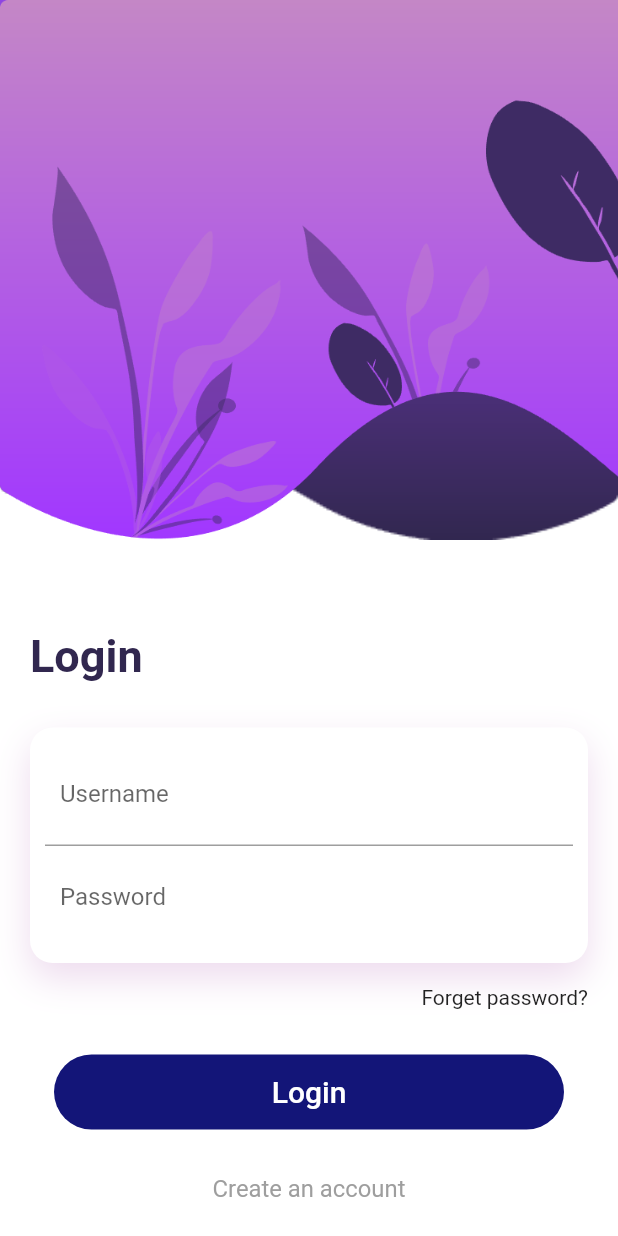
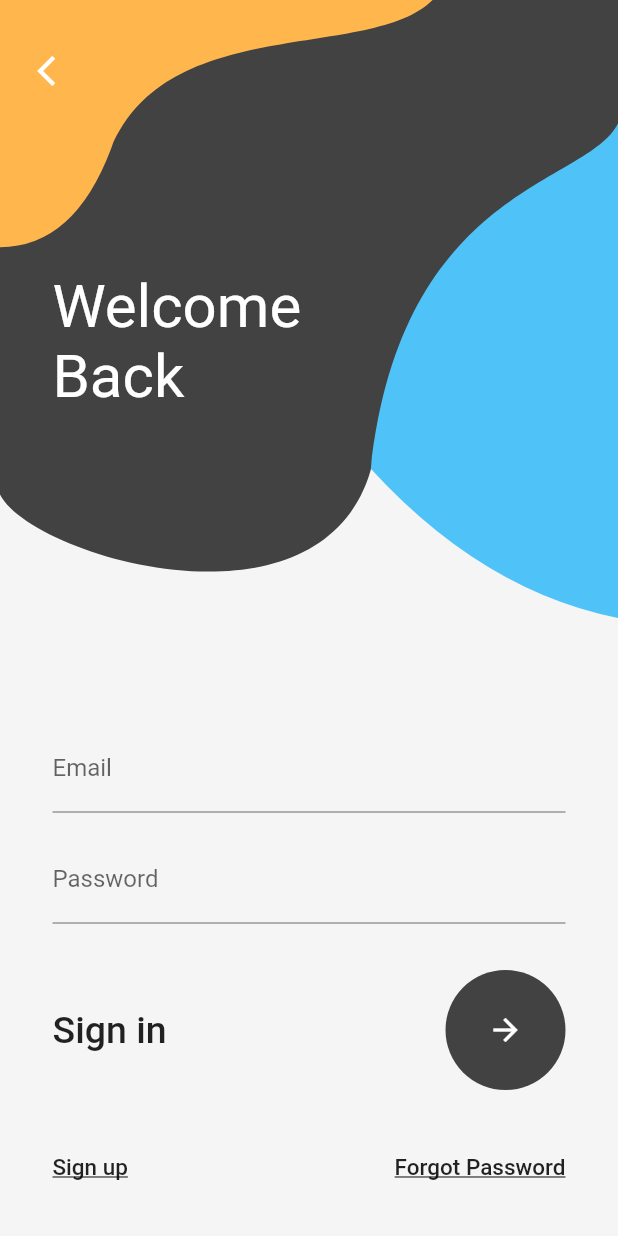
Before and after one commit to AvinashMahanthi/Flutter_LoginUI-s, a Flutter app: the screen it shows after launch, after a tap on "1st page", on a phone screen of 412 x 824 dp. Run offline on Flutter 3.47's test engine with Material 2 defaults, Android fonts, the phone set to English and light mode, and no system bars; our stand-ins replace simple_animations.

Commit message:
10th day progress

```diff
--- /dev/null
+++ b/lib/Login_ui_10/Login_10.dart
@@ -0,0 +1,223 @@
+import 'package:flutter/material.dart';
+import 'package:flutter/services.dart';
+import 'package:loginui/Login_ui_10/SignUp10.dart';
+
+class Login10 extends StatefulWidget {
+  @override
+  _Login10 createState() => _Login10();
+}
+
+class _Login10 extends State<Login10> {
+  @override
+  Widget build(BuildContext context) {
+    return Scaffold(
+      body: CustomPaint(
+        painter: BackgroundSignIn(),
+        child: Stack(
+          children: <Widget>[
+            Padding(
+              padding: const EdgeInsets.symmetric(horizontal: 35),
+              child: Column(
+                children: <Widget>[
+                  _getHeader(),
+                  _getTextFields(),
+                  _getSignIn(),
+                  _getBottomRow(context),
+                ],
+              ),
+            ),
+            _getBackBtn(),
+          ],
+        ),
+      ),
+    );
+  }
+}
+
+_getBackBtn() {
+  return Positioned(
+    top: 35,
+    left: 25,
+    child: Icon(
+      Icons.arrow_back_ios,
+      color: Colors.white,
+    ),
+  );
+}
+
+_getBottomRow(context) {
+  return Expanded(
+    flex: 1,
+    child: Row(
+      mainAxisAlignment: MainAxisAlignment.spaceBetween,
+      children: <Widget>[
+        GestureDetector(
+          onTap: () {
+            Navigator.push(
+                context, MaterialPageRoute(builder: (context) => SignUp10()));
+          },
+          child: Text(
+            'Sign up',
+            style: TextStyle(
+              fontSize: 15,
+              fontWeight: FontWeight.w500,
+              decoration: TextDecoration.underline,
+            ),
+          ),
+        ),
+        Text(
+          'Forgot Password',
+          style: TextStyle(
+            fontSize: 15,
+            fontWeight: FontWeight.w500,
+            decoration: TextDecoration.underline,
+          ),
+        ),
+      ],
+    ),
+  );
+}
+
+_getSignIn() {
+  return Expanded(
+    flex: 1,
+    child: Row(
+      mainAxisAlignment: MainAxisAlignment.spaceBetween,
+      children: <Widget>[
+        Text(
+          'Sign in',
+          style: TextStyle(fontSize: 25, fontWeight: FontWeight.w500),
+        ),
+        CircleAvatar(
+          backgroundColor: Colors.grey.shade800,
+          radius: 40,
+          child: Icon(
+            Icons.arrow_forward,
+            color: Colors.white,
+          ),
+        )
+      ],
+    ),
+  );
+}
+
+_getTextFields() {
+  return Expanded(
+    flex: 4,
+    child: Column(
+      mainAxisAlignment: MainAxisAlignment.end,
+      children: <Widget>[
+        SizedBox(
+          height: 15,
+        ),
+        TextField(
+          decoration: InputDecoration(labelText: 'Email'),
+        ),
+        SizedBox(
+          height: 15,
+        ),
+        TextField(
+          decoration: InputDecoration(labelText: 'Password'),
+        ),
+        SizedBox(
+          height: 25,
+        ),
+      ],
+    ),
+  );
+}
+
+_getHeader() {
+  return Expanded(
+    flex: 3,
+    child: Container(
+      alignment: Alignment.bottomLeft,
+      child: Text(
+        'Welcome\nBack',
+        style: TextStyle(color: Colors.white, fontSize: 40),
+      ),
+    ),
+  );
+}
+
+class BackgroundSignIn extends CustomPainter {
+  @override
+  void paint(Canvas canvas, Size size) {
+    var sw = size.width;
+    var sh = size.height;
+    var paint = Paint();
+
+    Path mainBackground = Path();
+    mainBackground.addRect(Rect.fromLTRB(0, 0, sw, sh));
+    paint.color = Colors.grey.shade100;
+    canvas.drawPath(mainBackground, paint);
+
+    Path blueWave = Path();
+    blueWave.lineTo(sw, 0);
+    blueWave.lineTo(sw, sh * 0.5);
+    blueWave.quadraticBezierTo(sw * 0.5, sh * 0.45, sw * 0.2, 0);
+    blueWave.close();
+    paint.color = Colors.lightBlue.shade300;
+    canvas.drawPath(blueWave, paint);
+
+    Path greyWave = Path();
+    greyWave.lineTo(sw, 0);
+    greyWave.lineTo(sw, sh * 0.1);
+    greyWave.cubicTo(
+        sw * 0.95, sh * 0.15, sw * 0.65, sh * 0.15, sw * 0.6, sh * 0.38);
+    greyWave.cubicTo(sw * 0.52, sh * 0.52, sw * 0.05, sh * 0.45, 0, sh * 0.4);
+    greyWave.close();
+    paint.color = Colors.grey.shade800;
+    canvas.drawPath(greyWave, paint);
+
+    Path yellowWave = Path();
+    yellowWave.lineTo(sw * 0.7, 0);
+    yellowWave.cubicTo(
+        sw * 0.6, sh * 0.05, sw * 0.27, sh * 0.01, sw * 0.18, sh * 0.12);
+    yellowWave.quadraticBezierTo(sw * 0.12, sh * 0.2, 0, sh * 0.2);
+    yellowWave.close();
+    paint.color = Colors.orange.shade300;
+    canvas.drawPath(yellowWave, paint);
+  }
+
+  @override
+  bool shouldRepaint(CustomPainter oldDelegate) {
+    return oldDelegate != this;
+  }
+}
+
+class BackgroundSignUp extends CustomPainter {
+  @override
+  void paint(Canvas canvas, Size size) {
+    var sw = size.width;
+    var sh = size.height;
+    var paint = Paint();
+
+    Path mainBackground = Path();
+    mainBackground.addRect(Rect.fromLTRB(0, 0, sw, sh));
+    paint.color = Colors.grey.shade100;
+    canvas.drawPath(mainBackground, paint);
+
+    Path blueWave = Path();
+    blueWave.lineTo(sw, 0);
+    blueWave.lineTo(sw, sh * 0.65);
+    blueWave.cubicTo(sw * 0.8, sh * 0.8, sw * 0.55, sh * 0.8, sw * 0.45, sh);
+    blueWave.lineTo(0, sh);
+    blueWave.close();
+    paint.color = Colors.lightBlue.shade300;
+    canvas.drawPath(blueWave, paint);
+
+    Path greyWave = Path();
+    greyWave.lineTo(sw, 0);
+    greyWave.lineTo(sw, sh * 0.3);
+    greyWave.cubicTo(sw * 0.65, sh * 0.45, sw * 0.25, sh * 0.35, 0, sh * 0.5);
+    greyWave.close();
+    paint.color = Colors.grey.shade800;
+    canvas.drawPath(greyWave, paint);
+  }
+
+  @override
+  bool shouldRepaint(CustomPainter oldDelegate) {
+    return oldDelegate != this;
+  }
+}
--- a/lib/Login_ui_9/Login9.dart
+++ b/lib/Login_ui_9/Login9.dart
@@ -52,7 +52,7 @@
   Widget build(BuildContext context) {
     final width = MediaQuery.of(context).size.width;
     return Scaffold(
-      backgroundColor: Colors.white,
+      backgroundColor: Colors.grey[100],
       body: Column(
         children: [
           Container(
--- a/lib/Login_ui_9/SignUp9.dart
+++ b/lib/Login_ui_9/SignUp9.dart
@@ -63,7 +63,7 @@
   Widget build(BuildContext context) {
     final width = MediaQuery.of(context).size.width;
     return Scaffold(
-      backgroundColor: Colors.white,
+      backgroundColor: Colors.grey[100],
       body: Column(
         children: [
           Container(
@@ -118,7 +118,7 @@
                             color: Color(0xFF131578)),
                         child: Center(
                           child: Text(
-                            "Login",
+                            "Sign Up",
                             style:
                                 TextStyle(fontSize: 20.0, color: Colors.white),
                           ),
--- a/lib/main.dart
+++ b/lib/main.dart
@@ -1,5 +1,6 @@
 import 'package:flutter/material.dart';
 import 'package:loginui/Login_ui_1/Login_screen.dart';
+import 'package:loginui/Login_ui_10/Login_10.dart';
 import 'package:loginui/Login_ui_3/Login3.dart';
 import 'package:loginui/Login_ui_5/LoginPage5.dart';
 import 'package:loginui/Login_ui_6/LoginPage_6.dart';
@@ -50,7 +51,7 @@
             FlatButton(
               onPressed: () {
                 Navigator.of(context)
-                    .push(MaterialPageRoute(builder: (context) => Login9()));
+                    .push(MaterialPageRoute(builder: (context) => Login10()));
               },
               child: Text("1st page"),
             )
```
Also changed, not shown: lib/Login_ui_10/SignUp10.dart (added, +240 -0 lines), assets/images/undraw_unicorn_dp2f.png (added), assets/images/undraw_unicorn_dp2f.svg (added).
